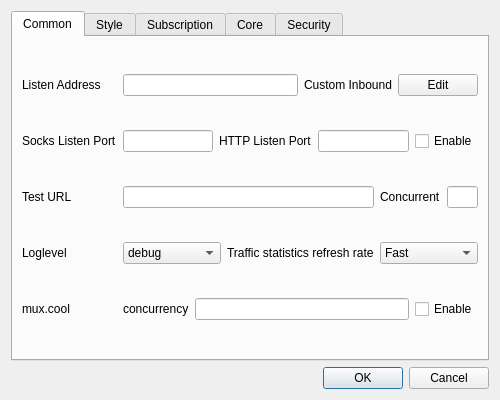
Old version of the form ui/dialog_basic_settings.ui in the repository MatsuriDayo/nekoray.
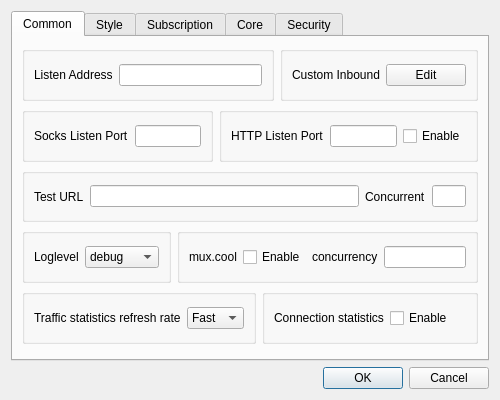
New version of the form. Custom widgets are drawn as their Qt base class.

Commit message:
allow to disable connection statistics
update basic settings ui

```diff
--- a/ui/dialog_basic_settings.ui
+++ b/ui/dialog_basic_settings.ui
@@ -39,63 +39,30 @@
       <attribute name="title">
        <string>Common</string>
       </attribute>
-      <layout class="QGridLayout" name="gridLayout_2">
-       <item row="2" column="0">
-        <widget class="QLabel" name="label_2">
-         <property name="text">
-          <string>Socks Listen Port</string>
-         </property>
-        </widget>
-       </item>
-       <item row="9" column="0">
-        <widget class="QLabel" name="label_3">
-         <property name="sizePolicy">
-          <sizepolicy hsizetype="Preferred" vsizetype="Maximum">
-           <horstretch>0</horstretch>
-           <verstretch>0</verstretch>
-          </sizepolicy>
-         </property>
-         <property name="text">
-          <string notr="true">Loglevel</string>
-         </property>
-        </widget>
-       </item>
-       <item row="7" column="2">
-        <layout class="QHBoxLayout" name="horizontalLayout_9" stretch="8,1,1">
+      <layout class="QVBoxLayout" name="verticalLayout_2">
          <item>
-          <widget class="QLineEdit" name="test_url"/>
-         </item>
+        <layout class="QHBoxLayout" name="horizontalLayout_8">
          <item>
-          <widget class="QLabel" name="label_14">
-           <property name="sizePolicy">
-            <sizepolicy hsizetype="Maximum" vsizetype="Preferred">
-             <horstretch>0</horstretch>
-             <verstretch>0</verstretch>
-            </sizepolicy>
-           </property>
+          <widget class="QGroupBox" name="horizontalGroupBox_3">
+           <layout class="QHBoxLayout" name="horizontalLayout_19">
+            <item>
+             <widget class="QLabel" name="label">
            <property name="text">
-            <string>Concurrent</string>
+               <string>Listen Address</string>
            </property>
           </widget>
          </item>
-         <item>
-          <widget class="QLineEdit" name="test_concurrent"/>
-         </item>
-        </layout>
-       </item>
-       <item row="1" column="2">
-        <layout class="QHBoxLayout" name="horizontalLayout_10">
          <item>
           <widget class="QLineEdit" name="socks_ip"/>
          </item>
+           </layout>
+          </widget>
+         </item>
+         <item>
+          <widget class="QGroupBox" name="horizontalGroupBox_4">
+           <layout class="QHBoxLayout" name="horizontalLayout_10">
          <item>
           <widget class="QLabel" name="label_11">
-           <property name="sizePolicy">
-            <sizepolicy hsizetype="Maximum" vsizetype="Preferred">
-             <horstretch>0</horstretch>
-             <verstretch>0</verstretch>
-            </sizepolicy>
-           </property>
            <property name="text">
             <string>Custom Inbound</string>
            </property>
@@ -109,106 +76,33 @@
           </widget>
          </item>
         </layout>
-       </item>
-       <item row="11" column="0">
-        <widget class="QLabel" name="label_6">
-         <property name="text">
-          <string notr="true">mux.cool</string>
-         </property>
-        </widget>
-       </item>
-       <item row="1" column="0">
-        <widget class="QLabel" name="label">
-         <property name="sizePolicy">
-          <sizepolicy hsizetype="Preferred" vsizetype="Maximum">
-           <horstretch>0</horstretch>
-           <verstretch>0</verstretch>
-          </sizepolicy>
-         </property>
-         <property name="text">
-          <string>Listen Address</string>
-         </property>
-        </widget>
-       </item>
-       <item row="11" column="2">
-        <widget class="QWidget" name="horizontalWidget_1" native="true">
-         <property name="sizePolicy">
-          <sizepolicy hsizetype="Preferred" vsizetype="Maximum">
-           <horstretch>0</horstretch>
-           <verstretch>0</verstretch>
-          </sizepolicy>
-         </property>
-         <layout class="QHBoxLayout" name="horizontalLayout_2">
-          <property name="leftMargin">
-           <number>0</number>
-          </property>
-          <property name="topMargin">
-           <number>0</number>
-          </property>
-          <property name="rightMargin">
-           <number>0</number>
-          </property>
-          <property name="bottomMargin">
-           <number>0</number>
-          </property>
-          <item>
-           <widget class="QLabel" name="label_7">
-            <property name="sizePolicy">
-             <sizepolicy hsizetype="Minimum" vsizetype="Preferred">
-              <horstretch>0</horstretch>
-              <verstretch>0</verstretch>
-             </sizepolicy>
-            </property>
-            <property name="text">
-             <string>concurrency</string>
-            </property>
-           </widget>
-          </item>
-          <item>
-           <widget class="QLineEdit" name="mux_cool"/>
-          </item>
-          <item>
-           <widget class="QCheckBox" name="mux_cool_enable">
-            <property name="text">
-             <string>Enable</string>
-            </property>
            </widget>
           </item>
          </layout>
-        </widget>
-       </item>
-       <item row="2" column="2">
-        <widget class="QWidget" name="horizontalWidget" native="true">
-         <property name="sizePolicy">
-          <sizepolicy hsizetype="Preferred" vsizetype="Maximum">
-           <horstretch>0</horstretch>
-           <verstretch>0</verstretch>
-          </sizepolicy>
-         </property>
-         <layout class="QHBoxLayout" name="horizontalLayout_3">
-          <property name="leftMargin">
-           <number>0</number>
-          </property>
-          <property name="topMargin">
-           <number>0</number>
-          </property>
-          <property name="rightMargin">
-           <number>0</number>
-          </property>
-          <property name="bottomMargin">
-           <number>0</number>
-          </property>
+       </item>
+       <item>
+        <layout class="QHBoxLayout" name="horizontalLayout_14">
+         <item>
+          <widget class="QGroupBox" name="horizontalGroupBox_2">
+           <layout class="QHBoxLayout" name="horizontalLayout_13">
+            <item>
+             <widget class="QLabel" name="label_2">
+              <property name="text">
+               <string>Socks Listen Port</string>
+              </property>
+             </widget>
+            </item>
           <item>
            <widget class="QLineEdit" name="inbound_socks_port"/>
           </item>
+           </layout>
+          </widget>
+         </item>
+         <item>
+          <widget class="QGroupBox" name="horizontalGroupBox_8">
+           <layout class="QHBoxLayout" name="horizontalLayout_16">
           <item>
            <widget class="QLabel" name="label_5">
-            <property name="sizePolicy">
-             <sizepolicy hsizetype="Maximum" vsizetype="Preferred">
-              <horstretch>0</horstretch>
-              <verstretch>0</verstretch>
-             </sizepolicy>
-            </property>
             <property name="text">
              <string>HTTP Listen Port</string>
             </property>
@@ -227,22 +121,47 @@
          </layout>
         </widget>
        </item>
-       <item row="7" column="0">
+        </layout>
+       </item>
+       <item>
+        <widget class="QGroupBox" name="groupBox">
+         <layout class="QHBoxLayout" name="horizontalLayout_9" stretch="0,8,1,1">
+          <item>
         <widget class="QLabel" name="label_13">
-         <property name="sizePolicy">
-          <sizepolicy hsizetype="Preferred" vsizetype="Maximum">
-           <horstretch>0</horstretch>
-           <verstretch>0</verstretch>
-          </sizepolicy>
-         </property>
          <property name="text">
           <string>Test URL</string>
          </property>
         </widget>
        </item>
-       <item row="9" column="2">
+          <item>
+           <widget class="QLineEdit" name="test_url"/>
+          </item>
+          <item>
+           <widget class="QLabel" name="label_14">
+            <property name="text">
+             <string>Concurrent</string>
+            </property>
+           </widget>
+          </item>
+          <item>
+           <widget class="QLineEdit" name="test_concurrent"/>
+          </item>
+         </layout>
+        </widget>
+       </item>
+       <item>
         <layout class="QHBoxLayout" name="horizontalLayout_11">
          <item>
+          <widget class="QGroupBox" name="horizontalGroupBox_5">
+           <layout class="QHBoxLayout" name="horizontalLayout">
+            <item>
+             <widget class="QLabel" name="label_3">
+              <property name="text">
+               <string notr="true">Loglevel</string>
+              </property>
+             </widget>
+            </item>
+            <item>
           <widget class="QComboBox" name="log_level">
            <item>
             <property name="text">
@@ -266,14 +185,48 @@
            </item>
           </widget>
          </item>
+           </layout>
+          </widget>
+         </item>
+         <item>
+          <widget class="QGroupBox" name="horizontalGroupBox_7">
+           <layout class="QHBoxLayout" name="horizontalLayout_17">
+            <item>
+             <widget class="QLabel" name="label_6">
+              <property name="text">
+               <string notr="true">mux.cool</string>
+              </property>
+             </widget>
+            </item>
+            <item>
+             <widget class="QCheckBox" name="mux_cool_enable">
+              <property name="text">
+               <string>Enable</string>
+              </property>
+             </widget>
+            </item>
+            <item>
+             <widget class="QLabel" name="label_7">
+              <property name="text">
+               <string>concurrency</string>
+              </property>
+             </widget>
+            </item>
+            <item>
+             <widget class="QLineEdit" name="mux_cool"/>
+            </item>
+           </layout>
+          </widget>
+         </item>
+        </layout>
+       </item>
+       <item>
+        <layout class="QHBoxLayout" name="horizontalLayout_12">
+         <item>
+          <widget class="QGroupBox" name="horizontalGroupBox_6">
+           <layout class="QHBoxLayout" name="horizontalLayout_3">
          <item>
           <widget class="QLabel" name="label_16">
-           <property name="sizePolicy">
-            <sizepolicy hsizetype="Maximum" vsizetype="Preferred">
-             <horstretch>0</horstretch>
-             <verstretch>0</verstretch>
-            </sizepolicy>
-           </property>
            <property name="text">
             <string>Traffic statistics refresh rate</string>
            </property>
@@ -299,6 +252,53 @@
           </widget>
          </item>
         </layout>
+          </widget>
+         </item>
+         <item>
+          <widget class="QGroupBox" name="horizontalGroupBox_1">
+           <layout class="QHBoxLayout" name="horizontalLayout_15">
+            <item>
+             <widget class="QLabel" name="label_9">
+              <property name="text">
+               <string>Connection statistics</string>
+              </property>
+             </widget>
+            </item>
+            <item>
+             <widget class="QCheckBox" name="connection_statistics">
+              <property name="text">
+               <string>Enable</string>
+              </property>
+             </widget>
+            </item>
+           </layout>
+          </widget>
+         </item>
+        </layout>
+       </item>
+       <item>
+        <widget class="QWidget" name="horizontalWidget_1" native="true">
+         <property name="sizePolicy">
+          <sizepolicy hsizetype="Preferred" vsizetype="Maximum">
+           <horstretch>0</horstretch>
+           <verstretch>0</verstretch>
+          </sizepolicy>
+         </property>
+         <layout class="QHBoxLayout" name="horizontalLayout_2">
+          <property name="leftMargin">
+           <number>0</number>
+          </property>
+          <property name="topMargin">
+           <number>0</number>
+          </property>
+          <property name="rightMargin">
+           <number>0</number>
+          </property>
+          <property name="bottomMargin">
+           <number>0</number>
+          </property>
+         </layout>
+        </widget>
        </item>
       </layout>
      </widget>
```
Left out of the diff: 15 changed lines with no effect on the pictures. Lines whose indentation alone changed are shown as unchanged. The commit also changes 5 other files.
